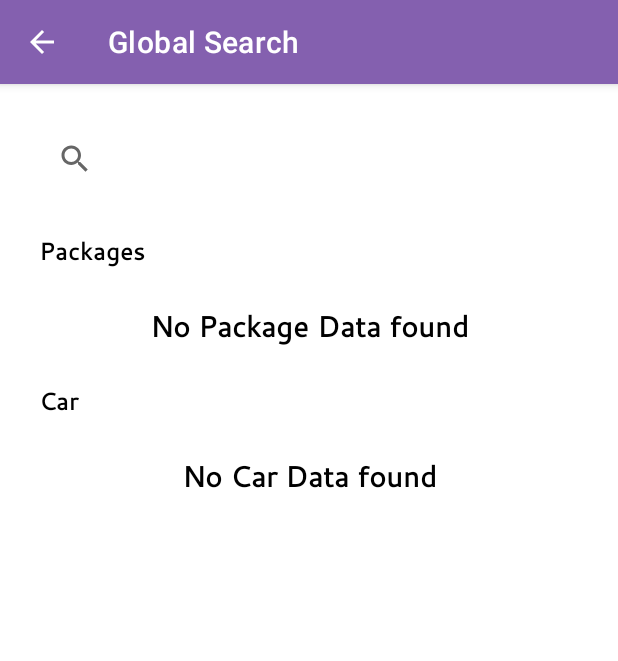
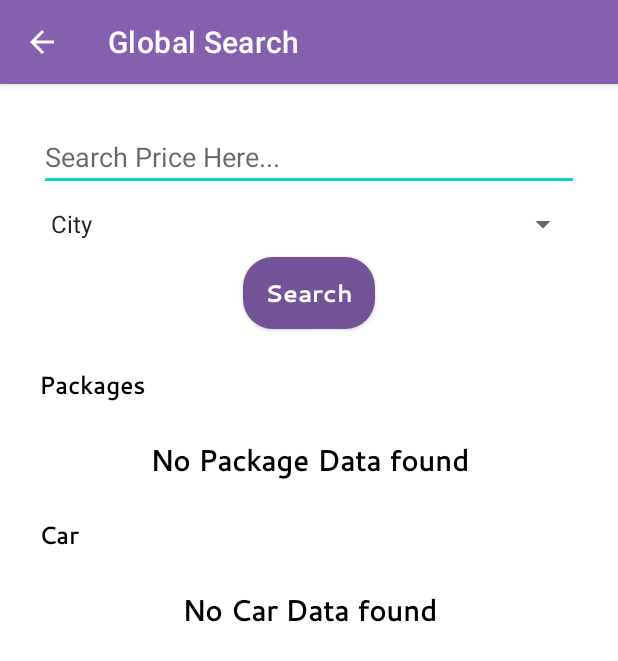
Before and after one commit to TouristEasyway/EasyTravelApplication, an Android app: the MainActivity screen opened directly, with no data from a screen before it, after a tap on "Search", on a phone screen of 412 x 824 dp. Shown: the top 661 px of the screen. Run offline under Robolectric (Android 15) with nearby library versions, the phone set to English and light mode, and no system bars; our stand-ins replace Firebase (no records; nobody signed in at launch, a user with empty details on screens opened directly), data binding, sdp/ssp sizes.

Commit message:
- feedback points solved

```diff
--- a/app/src/main/java/com/example/easytravelapplication/Adapter/ManageCarAdapter.java
+++ b/app/src/main/java/com/example/easytravelapplication/Adapter/ManageCarAdapter.java
@@ -56,7 +56,7 @@ public class ManageCarAdapter extends RecyclerView.Adapter<ManageCarAdapter.View
 
         holder.itemRowBinding.tvCarName.setText(responseList.get(position).getCarName());
         holder.itemRowBinding.tvFuelType.setText(responseList.get(position).getfuelType());
-        holder.itemRowBinding.tvRateParKm.setText(responseList.get(position).getRatePerKM() + "Km/Hr");
+        holder.itemRowBinding.tvRateParKm.setText(responseList.get(position).getRatePerKM() + "/Day");
         holder.itemRowBinding.tvAvailable.setText(responseList.get(position).getAvailable());
 
         if (responseList.get(position).getCarImage() == null) {
--- a/app/src/main/java/com/example/easytravelapplication/AddCarActivity.java
+++ b/app/src/main/java/com/example/easytravelapplication/AddCarActivity.java
@@ -194,7 +194,7 @@ public class AddCarActivity extends AppCompatActivity {
         } else if (binding.radioGroupCarTye.getCheckedRadioButtonId() == -1) {
             new CommonMethod(AddCarActivity.this, "Select Car Type");
         } else if (binding.edtRatePerKm.getText().equals("")) {
-            binding.edtRatePerKm.setError("Please Enter rate par km");
+            binding.edtRatePerKm.setError("Please Enter rate par Day");
         } else if (binding.edtAvailable.getText().equals("")) {
             binding.edtAvailable.setError("Please Car availability");
         }else if (bitmap == null) {
@@ -224,7 +224,6 @@ public class AddCarActivity extends AppCompatActivity {
     private void addCarData(String image) {
         dbref = reference.child("Manage Car");
         String key = reference.push().getKey();
-
 
         HashMap params = new HashMap<>();
         params.put("key", key);
--- a/app/src/main/java/com/example/easytravelapplication/BookHotelActivity.java
+++ b/app/src/main/java/com/example/easytravelapplication/BookHotelActivity.java
@@ -15,6 +15,7 @@ import androidx.appcompat.app.AppCompatActivity;
 import androidx.databinding.DataBindingUtil;
 
 import com.example.easytravelapplication.Utils.AppConstant;
+import com.example.easytravelapplication.Utils.CommonMethod;
 import com.example.easytravelapplication.databinding.ActivityBookHotelBinding;
 import com.google.android.gms.tasks.OnFailureListener;
 import com.google.android.gms.tasks.OnSuccessListener;
@@ -115,7 +116,6 @@ public class BookHotelActivity extends AppCompatActivity {
             public void onClick(View v) {
                 final Calendar c = Calendar.getInstance();
 
-
                 int year = c.get(Calendar.YEAR);
                 int month = c.get(Calendar.MONTH);
                 int day = c.get(Calendar.DAY_OF_MONTH);
@@ -195,6 +195,8 @@ public class BookHotelActivity extends AppCompatActivity {
             public void onSuccess(Object o) {
                 progressDialog.dismiss();
                 Toast.makeText(BookHotelActivity.this, "Hotel Booked Successfully.", Toast.LENGTH_SHORT).show();
+                new CommonMethod(BookHotelActivity.this, MainActivity.class);
+                finish();
             }
         }).addOnFailureListener(new OnFailureListener() {
             @Override
--- a/app/src/main/java/com/example/easytravelapplication/BuyCarActivity.java
+++ b/app/src/main/java/com/example/easytravelapplication/BuyCarActivity.java
@@ -229,7 +229,8 @@ public class BuyCarActivity extends AppCompatActivity implements PaymentResultLi
             public void onSuccess(Object o) {
                 progressDialog.dismiss();
                 new CommonMethod(BuyCarActivity.this, "Car Booked Successfully.");
-                new CommonMethod(BuyCarActivity.this, CarRentalHistoryActivity.class);
+                new CommonMethod(BuyCarActivity.this, MainActivity.class);
+                finish();
             }
         }).addOnFailureListener(new OnFailureListener() {
             @Override
--- a/app/src/main/java/com/example/easytravelapplication/BuyNowActivity.java
+++ b/app/src/main/java/com/example/easytravelapplication/BuyNowActivity.java
@@ -306,6 +306,8 @@ public class BuyNowActivity extends AppCompatActivity implements PaymentResultLi
             public void onSuccess(Object o) {
                 progressDialog.dismiss();
                 Toast.makeText(BuyNowActivity.this, "Package Booked Successfully.", Toast.LENGTH_SHORT).show();
+                new CommonMethod(BuyNowActivity.this, MainActivity.class);
+                finish();
             }
         }).addOnFailureListener(new OnFailureListener() {
             @Override
--- a/app/src/main/java/com/example/easytravelapplication/MainActivity.java
+++ b/app/src/main/java/com/example/easytravelapplication/MainActivity.java
@@ -70,12 +70,8 @@ public class MainActivity extends AppCompatActivity {
             pd.show();
             setPackageData();
             setPackageHistoryData();
-//            setHotelData();
-//            setHotelHistoryData();
             setCarData();
             setCarHistoryData();
-
-
 //            adapter = new HomeAdapter(this, userList);
         } else {
             getSupportActionBar().setTitle("Admin");
@@ -83,8 +79,6 @@ public class MainActivity extends AppCompatActivity {
             adapter = new HomeAdapter(this, adminList);
             binding.rvDashboard.setAdapter(adapter);
         }
-        getSupportActionBar().setDisplayHomeAsUpEnabled(true);
-
 
         BottomNavigationView bottomNavigationView = findViewById(R.id.bottomNavigationView);
         bottomNavigationView.setSelectedItemId(R.id.home);
--- a/app/src/main/java/com/example/easytravelapplication/SearchActivity.java
+++ b/app/src/main/java/com/example/easytravelapplication/SearchActivity.java
@@ -4,11 +4,14 @@ import android.app.ProgressDialog;
 import android.content.Context;
 import android.content.SharedPreferences;
 import android.os.Bundle;
+import android.text.Editable;
+import android.text.TextWatcher;
 import android.view.View;
+import android.widget.AdapterView;
+import android.widget.ArrayAdapter;
 
 import androidx.annotation.NonNull;
 import androidx.appcompat.app.AppCompatActivity;
-import androidx.appcompat.widget.SearchView;
 import androidx.databinding.DataBindingUtil;
 
 import com.example.easytravelapplication.Adapter.ManageCarAdapter;
@@ -16,6 +19,7 @@ import com.example.easytravelapplication.Adapter.ManagePackageAdapter;
 import com.example.easytravelapplication.Model.ManageCarResponse;
 import com.example.easytravelapplication.Model.PackageListResponse;
 import com.example.easytravelapplication.Utils.AppConstant;
+import com.example.easytravelapplication.Utils.CommonMethod;
 import com.example.easytravelapplication.databinding.ActivitySearchBinding;
 import com.google.firebase.database.DataSnapshot;
 import com.google.firebase.database.DatabaseError;
@@ -34,6 +38,10 @@ public class SearchActivity extends AppCompatActivity {
     SharedPreferences sp;
     String userType;
 
+    private ArrayList<String> cityList = new ArrayList<>();
+    String city = "";
+    String stringQuery = "";
+
     @Override
     protected void onCreate(Bundle savedInstanceState) {
         super.onCreate(savedInstanceState);
@@ -44,27 +52,69 @@ public class SearchActivity extends AppCompatActivity {
         getSupportActionBar().setDisplayHomeAsUpEnabled(true);
         sp = getSharedPreferences(AppConstant.PREF, Context.MODE_PRIVATE);
         userType = sp.getString(AppConstant.USERTYPE, "");
-        binding.edtSearch.setOnQueryTextListener(new SearchView.OnQueryTextListener() {
-            // Override onQueryTextSubmit method which is call when submit query is searched
+
+        cityList.add("City");
+        cityList.add("Ahmedabad");
+        cityList.add("Dahod");
+        cityList.add("Surat");
+
+        ArrayAdapter cityAdapter = new ArrayAdapter(this, android.R.layout.simple_spinner_item, cityList);
+        cityAdapter.setDropDownViewResource(android.R.layout.simple_spinner_dropdown_item);
+        //Setting the ArrayAdapter data on the Spinner
+        binding.citySpinner.setAdapter(cityAdapter);
+
+        binding.citySpinner.setOnItemSelectedListener(new AdapterView.OnItemSelectedListener() {
             @Override
-            public boolean onQueryTextSubmit(String query) {
+            public void onItemSelected(AdapterView<?> adapterView, View view, int i, long l) {
+                if (cityList.get(i).equalsIgnoreCase("City")) {
+                    city = "";
+                } else {
+                    city = cityList.get(i);
+                }
+            }
+
+            @Override
+            public void onNothingSelected(AdapterView<?> adapterView) {
+
+            }
+        });
+
+        binding.edtSearch.addTextChangedListener(new TextWatcher() {
+            @Override
+            public void beforeTextChanged(CharSequence charSequence, int i, int i1, int i2) {
+
+            }
+
+            @Override
+            public void onTextChanged(CharSequence charSequence, int i, int i1, int i2) {
+
+            }
+
+            @Override
+            public void afterTextChanged(Editable editable) {
+                stringQuery = String.valueOf(editable);
+            }
+        });
+
+        binding.btnSearch.setOnClickListener(new View.OnClickListener() {
+            @Override
+            public void onClick(View view) {
+
+                if (stringQuery.equals("")) {
+                    new CommonMethod(SearchActivity.this, "Please Enter Price For Search");
+                } else {
                     pd = new ProgressDialog(SearchActivity.this);
                     pd.setMessage("Please Wait...");
                     pd.setCancelable(false);
                     pd.show();
-                getCarData(query);
-                getPackageData(query);
-                return false;
+                    getCarData(stringQuery, city);
+                    getPackageData(stringQuery, city);
                 }
-
-            @Override
-            public boolean onQueryTextChange(String newText) {
-                return false;
             }
         });
     }
 
-    private void getPackageData(String query) {
+    private void getPackageData(String query, String city) {
         DatabaseReference reference = FirebaseDatabase.getInstance().getReference("Manage Packages");
 
         reference.addValueEventListener(new ValueEventListener() {
@@ -82,8 +132,7 @@ public class SearchActivity extends AppCompatActivity {
                                 binding.noPackageData.setVisibility(View.GONE);
                                 binding.rvPackage.setAdapter(adapter);
                                 adapter.notifyDataSetChanged();
-                            }
-                            else {
+                            } else {
                                 packageArrayList.remove(data);
                             }
                             pd.dismiss();
@@ -109,7 +158,7 @@ public class SearchActivity extends AppCompatActivity {
         });
     }
 
-    private void getCarData(String query) {
+    private void getCarData(String query, String city) {
         DatabaseReference reference = FirebaseDatabase.getInstance().getReference("Manage Car");
         reference.addValueEventListener(new ValueEventListener() {
             @Override
@@ -119,6 +168,18 @@ public class SearchActivity extends AppCompatActivity {
                     for (DataSnapshot snapshot : dataSnapshot.getChildren()) {
                         ManageCarResponse data = snapshot.getValue(ManageCarResponse.class);
                         if (data != null) {
+                            if (query.equals("") != true && city.equals("") != true) {
+                                if (Integer.parseInt(query) >= Integer.parseInt(data.getRatePerKM()) && city.equalsIgnoreCase(data.getCity())) {
+                                    carArrayList.add(data);
+                                    ManageCarAdapter adapter = new ManageCarAdapter(SearchActivity.this, carArrayList, userType);
+                                    binding.rvCar.setAdapter(adapter);
+                                    adapter.notifyDataSetChanged();
+                                    binding.rvCar.setVisibility(View.VISIBLE);
+                                    binding.noCarData.setVisibility(View.GONE);
+                                } else {
+                                    carArrayList.remove(data);
+                                }
+                            } else {
                                 if (Integer.parseInt(query) >= Integer.parseInt(data.getRatePerKM())) {
                                     carArrayList.add(data);
                                     ManageCarAdapter adapter = new ManageCarAdapter(SearchActivity.this, carArrayList, userType);
@@ -129,6 +190,8 @@ public class SearchActivity extends AppCompatActivity {
                                 } else {
                                     carArrayList.remove(data);
                                 }
+                            }
+
 
                             pd.dismiss();
                         } else {
--- a/app/src/main/res/layout/activity_add_car.xml
+++ b/app/src/main/res/layout/activity_add_car.xml
@@ -163,7 +163,7 @@
                     android:layout_width="0dp"
                     android:layout_height="wrap_content"
                     android:layout_marginTop="20dp"
-                    android:hint="Rate per Km"
+                    android:hint="Rate per Day"
                     app:boxStrokeColor="@color/black"
                     app:hintTextColor="@color/black"
                     app:layout_constraintEnd_toEndOf="parent"
--- a/app/src/main/res/layout/activity_search.xml
+++ b/app/src/main/res/layout/activity_search.xml
@@ -9,14 +9,34 @@
         android:padding="@dimen/_20sdp"
         tools:context=".SearchActivity">
 
-        <androidx.appcompat.widget.SearchView
+        <androidx.appcompat.widget.AppCompatEditText
             android:id="@+id/edtSearch"
             android:layout_width="match_parent"
             android:layout_height="wrap_content"
+            android:hint="Search Price Here..."
             app:layout_constraintEnd_toEndOf="parent"
             app:layout_constraintStart_toStartOf="parent"
-            app:layout_constraintTop_toTopOf="parent"
-            app:queryHint="Search Here..." />
+            app:layout_constraintTop_toTopOf="parent" />
+
+        <androidx.appcompat.widget.AppCompatSpinner
+            android:id="@+id/citySpinner"
+            android:layout_width="0dp"
+            android:layout_height="wrap_content"
+            android:layout_marginTop="10dp"
+            app:layout_constraintEnd_toEndOf="parent"
+            app:layout_constraintStart_toStartOf="parent"
+            app:layout_constraintTop_toBottomOf="@id/edtSearch" />
+
+        <androidx.appcompat.widget.AppCompatButton
+            android:id="@+id/btnSearch"
+            style="@style/button"
+            android:layout_width="wrap_content"
+            android:layout_height="wrap_content"
+            android:layout_marginTop="10dp"
+            android:text="Search"
+            app:layout_constraintEnd_toEndOf="parent"
+            app:layout_constraintStart_toStartOf="parent"
+            app:layout_constraintTop_toBottomOf="@id/citySpinner" />
 
         <androidx.core.widget.NestedScrollView
             android:layout_width="match_parent"
@@ -25,7 +45,7 @@
             app:layout_constraintBottom_toBottomOf="parent"
             app:layout_constraintEnd_toEndOf="parent"
             app:layout_constraintStart_toStartOf="parent"
-            app:layout_constraintTop_toBottomOf="@id/edtSearch">
+            app:layout_constraintTop_toBottomOf="@id/btnSearch">
 
             <androidx.constraintlayout.widget.ConstraintLayout
                 android:layout_width="match_parent"
@@ -51,7 +71,7 @@
                     app:layout_constraintEnd_toEndOf="parent"
                     app:layout_constraintStart_toStartOf="parent"
                     app:layout_constraintTop_toBottomOf="@id/labelPackage"
-                    tools:itemCount="10"
+                    tools:itemCount="1"
                     tools:listitem="@layout/list_item_manage_package"
                     tools:visibility="visible" />
 
@@ -95,7 +115,7 @@
                     app:layout_constraintEnd_toEndOf="parent"
                     app:layout_constraintStart_toStartOf="parent"
                     app:layout_constraintTop_toBottomOf="@id/labelCar"
-                    tools:itemCount="10"
+                    tools:itemCount="1"
                     tools:listitem="@layout/item_manage_car"
                     tools:visibility="visible" />
 
```
Also changed, not shown: app/src/main/java/com/example/easytravelapplication/AddManageHotelActivity.java (+55 -9 lines), app/src/main/res/layout/activity_add_manage_hotel.xml (+37 -38 lines). Lines whose indentation alone changed are shown as unchanged.
